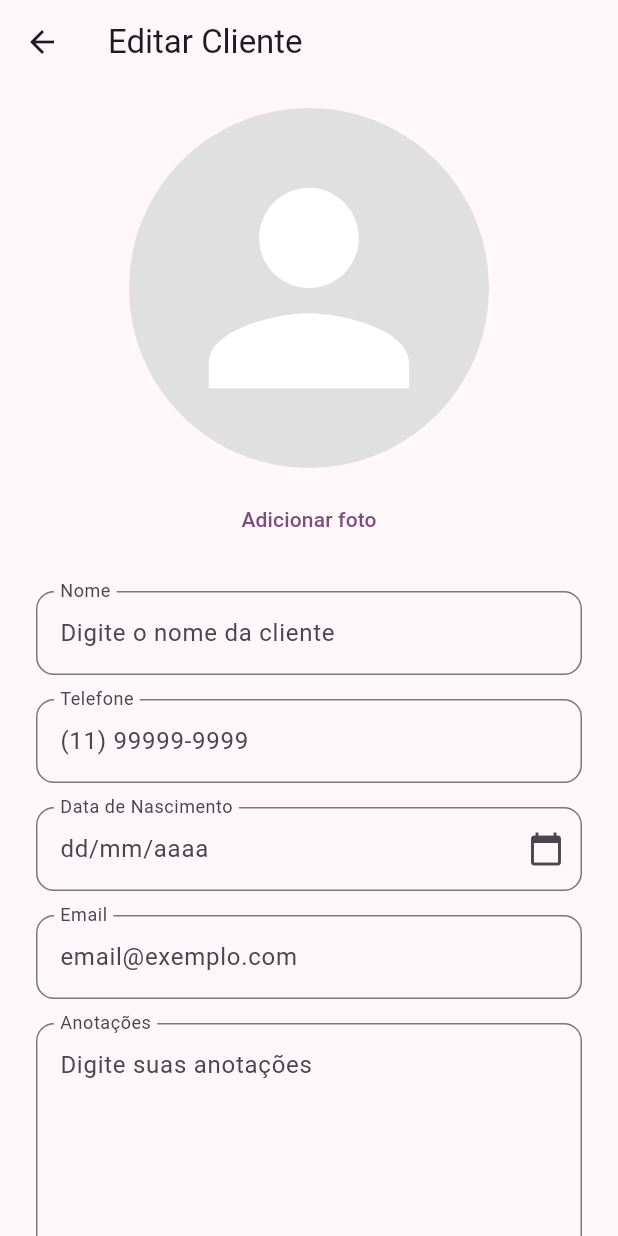
After one commit to Gsaudx/app_agendamento_salao, a Flutter app: the EditClientScreen screen opened by its route, on a phone screen of 412 x 824 dp. The commit adds this screen. Run offline on Flutter 3.47's test engine with Material 3 defaults, Android fonts, the phone set to English and light mode, and no system bars.

Commit message:
feat: tela de Edição de Clientes

```diff
--- a/lib/app.dart
+++ b/lib/app.dart
@@ -1,3 +1,4 @@
+import 'package:app_paula_barros/screens/editclient_screen.dart';
 import 'package:flutter/material.dart';
 
 import 'screens/appointments_screen.dart';
@@ -21,6 +22,7 @@ class SalonSchedulerApp extends StatelessWidget {
         ClientsScreen.routeName: (context) => const ClientsScreen(),
         ServicesScreen.routeName: (context) => const ServicesScreen(),
         NewClientScreen.routeName: (context) => const NewClientScreen(),
+        EditClientScreen.routeName: (context) => const EditClientScreen(),
       },
       debugShowCheckedModeBanner: false,
     );
--- a/lib/screens/clients_screen.dart
+++ b/lib/screens/clients_screen.dart
@@ -1,4 +1,5 @@
 import 'package:app_paula_barros/components/floating_button.dart';
+import 'package:app_paula_barros/screens/editclient_screen.dart';
 import 'package:flutter/material.dart';
 import 'package:app_paula_barros/screens/newclient_screen.dart';
 
@@ -10,16 +11,30 @@ class ClientsScreen extends StatelessWidget {
   @override
   Widget build(BuildContext context) {
     final clients = [
-      (name: 'Ana Ferreira', phone: '(11) 99999-1234', notes: 'Prefere produtos veganos'),
-      (name: 'Bruna Souza', phone: '(11) 98888-4567', notes: 'Coloração a cada 45 dias'),
-      (name: 'Maria Silva', phone: '(11) 97777-8901', notes: 'Sempre agenda manicure nas sextas'),
-      (name: 'Carla Mendes', phone: '(11) 96666-2345', notes: 'Cabelo cacheado, gosta de finalização com difusor'),
+      (
+        name: 'Ana Ferreira',
+        phone: '(11) 99999-1234',
+        notes: 'Prefere produtos veganos',
+      ),
+      (
+        name: 'Bruna Souza',
+        phone: '(11) 98888-4567',
+        notes: 'Coloração a cada 45 dias',
+      ),
+      (
+        name: 'Maria Silva',
+        phone: '(11) 97777-8901',
+        notes: 'Sempre agenda manicure nas sextas',
+      ),
+      (
+        name: 'Carla Mendes',
+        phone: '(11) 96666-2345',
+        notes: 'Cabelo cacheado, gosta de finalização com difusor',
+      ),
     ];
 
     return Scaffold(
-      appBar: AppBar(
-        title: const Text('Clientes'),
-      ),
+      appBar: AppBar(title: const Text('Clientes')),
       body: ListView.separated(
         padding: const EdgeInsets.symmetric(horizontal: 16, vertical: 12),
         itemCount: clients.length,
@@ -28,9 +43,7 @@ class ClientsScreen extends StatelessWidget {
           final client = clients[index];
           return Card(
             child: ListTile(
-              leading: CircleAvatar(
-                child: Text(client.name.substring(0, 1)),
-              ),
+              leading: CircleAvatar(child: Text(client.name.substring(0, 1))),
               title: Text(client.name),
               subtitle: Column(
                 crossAxisAlignment: CrossAxisAlignment.start,
@@ -42,8 +55,12 @@ class ClientsScreen extends StatelessWidget {
                 ],
               ),
               trailing: IconButton(
-                icon: const Icon(Icons.message_outlined),
-                onPressed: () {},
+                icon: const Icon(Icons.create_outlined),
+                onPressed: () {
+                  Navigator.pushNamed(context, EditClientScreen.routeName);
+
+                  // TODO: TEM QUE PASSAR OS DADOS DO CLIENTE QUE FOI SELECIONADO
+                },
               ),
             ),
           );
--- /dev/null
+++ b/lib/screens/editclient_screen.dart
@@ -0,0 +1,92 @@
+import 'package:app_paula_barros/components/button.dart';
+import 'package:app_paula_barros/components/input_date.dart';
+import 'package:app_paula_barros/components/input_textarea.dart';
+import 'package:flutter/material.dart';
+import 'package:app_paula_barros/components/input.dart';
+
+class EditClientScreen extends StatelessWidget {
+  const EditClientScreen({super.key});
+
+  static const routeName = '/edit-client';
+
+  @override
+  Widget build(BuildContext context) {
+    return Scaffold(
+      appBar: AppBar(title: const Text('Editar Cliente')),
+      body: Column(
+        mainAxisAlignment: MainAxisAlignment.spaceBetween,
+        children: [
+          Expanded(
+            child: ListView(
+              padding: const EdgeInsets.all(16.0),
+              children: [
+                Row(
+                  mainAxisAlignment: MainAxisAlignment.center,
+                  crossAxisAlignment: CrossAxisAlignment.center,
+                  children: [
+                    Column(
+                      mainAxisSize: MainAxisSize.min,
+                      children: [
+                        GestureDetector(
+                          onTap: () {
+                            // TODO: abrir seletor de imagem
+                          },
+                          child: CircleAvatar(
+                            radius: 120, // maior tamanho
+                            backgroundColor: Colors.grey[300],
+                            child: const Icon(
+                              Icons.person,
+                              size: 200, // ajusta o ícone ao novo raio
+                              color: Colors.white,
+                            ),
+                          ),
+                        ),
+                        const SizedBox(height: 10),
+                        TextButton(
+                          onPressed: () {
+                            // TODO: abrir seletor de imagem
+                          },
+                          child: const Text('Adicionar foto'),
+                        ),
+                      ],
+                    ),
+                  ],
+                ),
+                const SizedBox(height: 16),
+                Input(
+                  label: 'Nome',
+                  controller: TextEditingController(),
+                  placeholder: 'Digite o nome da cliente',
+                ),
+                Input(
+                  label: 'Telefone',
+                  controller: TextEditingController(),
+                  keyboardType: TextInputType.phone,
+                  placeholder: '(11) 99999-9999',
+                ),
+                InputDate(
+                  label: 'Data de Nascimento',
+                  controller: TextEditingController(),
+                  keyboardType: TextInputType.phone,
+                ),
+                Input(
+                  label: 'Email',
+                  controller: TextEditingController(),
+                  keyboardType: TextInputType.emailAddress,
+                  placeholder: 'email@exemplo.com',
+                ),
+                Textarea(
+                  label: 'Anotações',
+                  controller: TextEditingController(),
+                  maxLines: 6,
+                ),
+                const SizedBox(height: 20),
+                Button(label: 'Salvar Cliente', onPressed: () {}),
+              ],
+            ),
+          ),
+        ],
+      ),
+    );
+  }
+}
```
